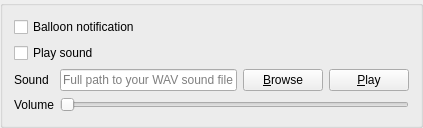
Before: the Qt Designer form src/librssguard/gui/notifications/singlenotificationeditor.ui in martinrotter/rssguard, drawn with Qt 5.
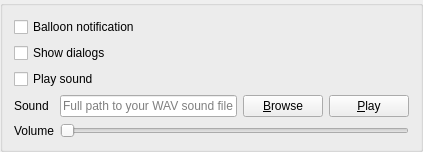
After: the same form once the commit is applied. Custom widgets are drawn as their Qt base class.

Commit message: allow finetuning of showing of dialogs depending on notification/event type

```diff
--- a/src/librssguard/gui/notifications/singlenotificationeditor.ui
+++ b/src/librssguard/gui/notifications/singlenotificationeditor.ui
@@ -7,7 +7,7 @@
     <x>0</x>
     <y>0</y>
     <width>423</width>
-    <height>128</height>
+    <height>152</height>
    </rect>
   </property>
   <property name="sizePolicy">
@@ -24,6 +24,13 @@
      </property>
     </widget>
    </item>
+   <item>
+    <widget class="QCheckBox" name="m_cbDialogs">
+     <property name="text">
+      <string>Show dialogs</string>
+     </property>
+    </widget>
+   </item>
    <item>
     <widget class="QCheckBox" name="m_cbPlaySound">
      <property name="text">
```
Left out of the diff: 1 changed line with no effect on the pictures. The commit also changes 6 other files.
